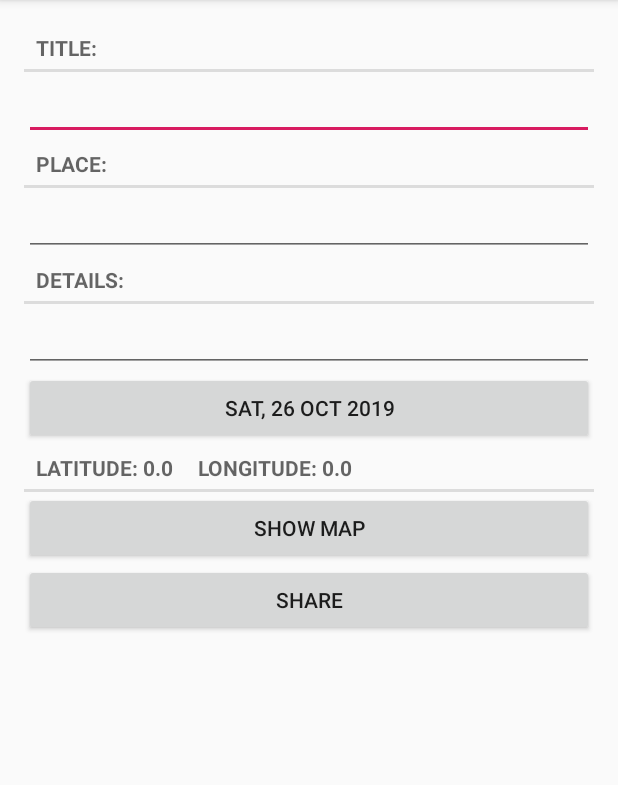
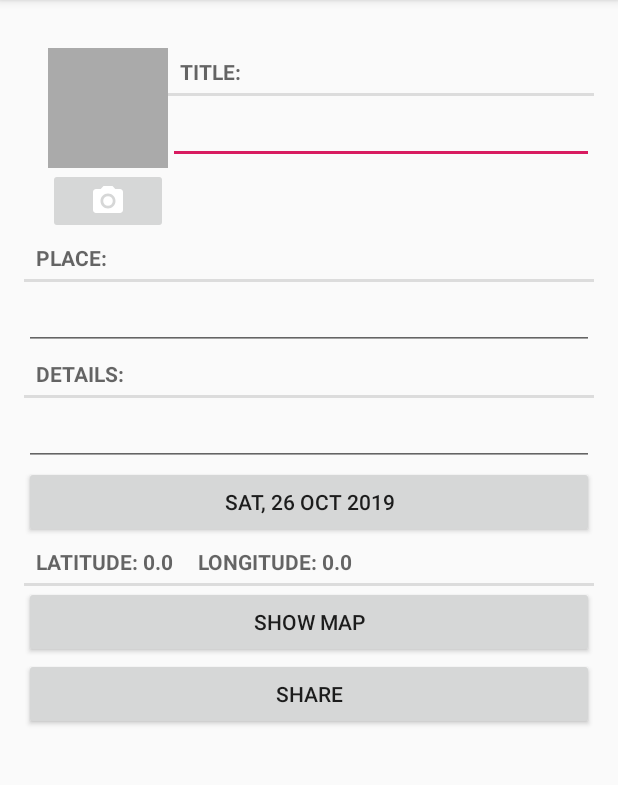
Before and after one commit to keanu1391/ICT311_Task2_MyCheckins_Keanu_Brown-Duthie, an Android app: the screen it shows after launch (CheckinActivity), after a tap on "New Checkin", on a phone screen of 412 x 824 dp, the part 84-869 px from its top. Run offline under Robolectric (Android 15) with nearby library versions, the phone set to English and light mode, and no system bars.

Commit message:
Camera Implemented

```diff
--- a/MyCheckins/app/src/main/java/com/keanu1094859/mycheckins/Checkin.java
+++ b/MyCheckins/app/src/main/java/com/keanu1094859/mycheckins/Checkin.java
@@ -12,7 +12,6 @@ public class Checkin {
     private String mPlace;
     private String mDetails;
     private Date mDate;
-    private Uri mImage;
     private Double mLongitude;
     private Double mLatitude;
 
@@ -93,4 +92,8 @@ public class Checkin {
 
         return dateString;
     }
+
+    public String getPhotoFilename() {
+        return "IMG_" + getId().toString() + ".jpg";
+    }
 }
--- a/MyCheckins/app/src/main/java/com/keanu1094859/mycheckins/CheckinFragment.java
+++ b/MyCheckins/app/src/main/java/com/keanu1094859/mycheckins/CheckinFragment.java
@@ -1,24 +1,31 @@
 package com.keanu1094859.mycheckins;
 
 import android.Manifest;
-import android.app.Activity;
 import android.content.Intent;
 import android.content.pm.PackageManager;
+import android.content.pm.ResolveInfo;
+import android.graphics.Bitmap;
+import android.net.Uri;
 import android.os.Bundle;
+import android.provider.MediaStore;
 import android.text.Editable;
 import android.text.TextWatcher;
-import android.util.Log;
 import android.view.LayoutInflater;
 import android.view.View;
 import android.view.ViewGroup;
 import android.widget.Button;
 import android.widget.EditText;
+import android.widget.ImageButton;
+import android.widget.ImageView;
 import android.widget.TextView;
 
+import androidx.core.content.FileProvider;
 import androidx.fragment.app.Fragment;
 import androidx.fragment.app.FragmentManager;
 
+import java.io.File;
 import java.util.Date;
+import java.util.List;
 import java.util.UUID;
 
 import static androidx.core.content.ContextCompat.checkSelfPermission;
@@ -29,14 +36,18 @@ public class CheckinFragment extends Fragment {
     private static final String DIALOG_DATE = "DialogDate";
 
     private static final int REQUEST_DATE = 0;
+    private static final int REQUEST_PHOTO = 1;
 
     private Checkin mCheckin;
+    private File mPhotoFile;
     private EditText mTitleField;
     private EditText mPlaceField;
     private EditText mDetailsField;
     private TextView mLocationView;
     private Button mDateButton;
     private Button mShareButton;
+    private ImageButton mPhotoButton;
+    private ImageView mPhotoView;
 
     public static CheckinFragment newInstance(UUID checkinId) {
         Bundle args = new Bundle();
@@ -52,6 +63,7 @@ public class CheckinFragment extends Fragment {
         super.onCreate(savedInstanceState);
         UUID checkinId = (UUID) getArguments().getSerializable(ARG_CHECKIN_ID);
         mCheckin = MyCheckins.get(getActivity()).getCheckin(checkinId);
+        mPhotoFile = MyCheckins.get(getActivity()).getPhotoFile(mCheckin);
     }
 
     @Override
@@ -161,6 +173,38 @@ public class CheckinFragment extends Fragment {
             }
         });
 
+        PackageManager packageManager = getActivity().getPackageManager();
+
+        mPhotoButton = v.findViewById(R.id.checkin_camera);
+        final Intent captureImage = new Intent(MediaStore.ACTION_IMAGE_CAPTURE);
+
+        boolean canTakePhoto = mPhotoFile != null &&
+                captureImage.resolveActivity(packageManager) != null;
+        mPhotoButton.setEnabled(canTakePhoto);
+
+        mPhotoButton.setOnClickListener(new View.OnClickListener() {
+            @Override
+            public void onClick(View v) {
+                Uri uri = FileProvider.getUriForFile(getActivity(),
+                        "com.keanu1094859.mycheckins.fileprovider",
+                        mPhotoFile);
+                captureImage.putExtra(MediaStore.EXTRA_OUTPUT, uri);
+
+                List<ResolveInfo> cameraActivities = getActivity()
+                        .getPackageManager().queryIntentActivities(captureImage,
+                                PackageManager.MATCH_DEFAULT_ONLY);
+
+                for (ResolveInfo activity : cameraActivities) {
+                    getActivity().grantUriPermission(activity.activityInfo.packageName,
+                            uri, Intent.FLAG_GRANT_WRITE_URI_PERMISSION);
+                }
+
+                startActivityForResult(captureImage, REQUEST_PHOTO);
+            }
+        });
+        mPhotoView = v.findViewById(R.id.checkin_photo);
+        updatePhotoView();
+
         return v;
     }
 
@@ -171,6 +215,15 @@ public class CheckinFragment extends Fragment {
                     .getSerializableExtra(DatePickerFragment.EXTRA_DATE);
             mCheckin.setDate(date);
             updateDate();
+        } else if (requestCode == REQUEST_PHOTO) {
+            Uri uri = FileProvider.getUriForFile(getActivity(),
+                    "com.keanu1094859.mycheckina.fileprovider",
+                    mPhotoFile);
+
+            getActivity().revokeUriPermission(uri,
+                    Intent.FLAG_GRANT_WRITE_URI_PERMISSION);
+
+            updatePhotoView();
         }
     }
 
@@ -190,4 +243,14 @@ public class CheckinFragment extends Fragment {
 
         return summary;
     }
+
+    private void updatePhotoView() {
+        if (mPhotoFile == null || !mPhotoFile.exists()) {
+            mPhotoView.setImageDrawable(null);
+        } else {
+            Bitmap bitmap = PictureUtils.getScaledBitmap(
+                    mPhotoFile.getPath(), getActivity());
+            mPhotoView.setImageBitmap(bitmap);
+        }
+    }
 }
--- a/MyCheckins/app/src/main/java/com/keanu1094859/mycheckins/MyCheckins.java
+++ b/MyCheckins/app/src/main/java/com/keanu1094859/mycheckins/MyCheckins.java
@@ -9,6 +9,7 @@ import com.keanu1094859.database.CheckinBaseHelper;
 import com.keanu1094859.database.CheckinCursorWrapper;
 import com.keanu1094859.database.CheckinDbSchema.CheckinTable;
 
+import java.io.File;
 import java.util.ArrayList;
 import java.util.List;
 import java.util.UUID;
@@ -74,6 +75,11 @@ public class MyCheckins {
         }
     }
 
+    public File getPhotoFile(Checkin checkin) {
+        File filesDir = mContext.getFilesDir();
+        return new File(filesDir, checkin.getPhotoFilename());
+    }
+
     public void updateCheckin(Checkin checkin) {
         String uuidString = checkin.getId().toString();
         ContentValues values = getContentValues(checkin);
--- /dev/null
+++ b/MyCheckins/app/src/main/res/drawable-anydpi/ic_menu_camera.xml
@@ -0,0 +1,13 @@
+<vector xmlns:android="http://schemas.android.com/apk/res/android"
+    android:width="24dp"
+    android:height="24dp"
+    android:viewportWidth="24"
+    android:viewportHeight="24"
+    android:tint="#FFFFFF">
+    <path
+        android:fillColor="#FF000000"
+        android:pathData="M12,12m-3.2,0a3.2,3.2 0,1 1,6.4 0a3.2,3.2 0,1 1,-6.4 0"/>
+    <path
+        android:fillColor="#FF000000"
+        android:pathData="M9,2L7.17,4L4,4c-1.1,0 -2,0.9 -2,2v12c0,1.1 0.9,2 2,2h16c1.1,0 2,-0.9 2,-2L22,6c0,-1.1 -0.9,-2 -2,-2h-3.17L15,2L9,2zM12,17c-2.76,0 -5,-2.24 -5,-5s2.24,-5 5,-5 5,2.24 5,5 -2.24,5 -5,5z"/>
+</vector>
--- a/MyCheckins/app/src/main/res/layout/fragment_checkin.xml
+++ b/MyCheckins/app/src/main/res/layout/fragment_checkin.xml
@@ -4,6 +4,40 @@
     android:layout_height="match_parent"
     android:layout_margin="16dp"
     android:orientation="vertical">
+
+    <LinearLayout
+        android:orientation="horizontal"
+        android:layout_width="match_parent"
+        android:layout_height="wrap_content"
+        android:layout_marginLeft="16dp"
+        android:layout_marginTop="16dp">
+
+        <LinearLayout
+            android:orientation="vertical"
+            android:layout_width="wrap_content"
+            android:layout_height="wrap_content">
+
+            <ImageView
+                android:id="@+id/checkin_photo"
+                android:layout_width="80dp"
+                android:layout_height="80dp"
+                android:scaleType="center"
+                android:cropToPadding="true"
+                android:background="@android:color/darker_gray" />
+
+            <ImageButton
+                android:id="@+id/checkin_camera"
+                android:layout_width="match_parent"
+                android:layout_height="wrap_content"
+                android:src="@drawable/ic_menu_camera" />
+
+        </LinearLayout>
+
+        <LinearLayout
+            android:orientation="vertical"
+            android:layout_width="0dp"
+            android:layout_height="wrap_content"
+            android:layout_weight="1">
 
             <TextView
                 style="?android:listSeparatorTextViewStyle"
@@ -16,6 +50,10 @@
                 android:layout_width="match_parent"
                 android:layout_height="wrap_content"
                 android:text="@string/checkin_title_hint" />
+
+        </LinearLayout>
+
+    </LinearLayout>
 
     <TextView
         style="?android:listSeparatorTextViewStyle"
--- a/MyCheckins/app/src/main/res/values/strings.xml
+++ b/MyCheckins/app/src/main/res/values/strings.xml
@@ -7,7 +7,6 @@
     <string name="checkin_details_label">Details:</string>
     <string name="checkin_location_label">Location</string>
     <string name="checkin_show_map_btn_label">Show Map</string>
-    <string name="checkin_take_pic_btn_label">Take Pic</string>
     <string name="share_checkin">Share</string>
     <string name="new_checkin">New Checkin</string>
     <string name="help_checkin">Help</string>
--- /dev/null
+++ b/MyCheckins/app/src/main/res/xml/files.xml
@@ -0,0 +1,6 @@
+<?xml version="1.0" encoding="utf-8"?>
+<paths>
+    <files-path
+        name="checkin_photos"
+        path="." />
+</paths>
```
Also changed, not shown: MyCheckins/app/src/main/AndroidManifest.xml (+12 -0 lines), MyCheckins/app/src/main/java/com/keanu1094859/mycheckins/PictureUtils.java (added, +41 -0 lines), MyCheckins/app/src/main/res/drawable-hdpi/ic_menu_camera.png (added), MyCheckins/app/src/main/res/drawable-mdpi/ic_menu_camera.png (added), MyCheckins/app/src/main/res/drawable-xhdpi/ic_menu_camera.png (added), MyCheckins/app/src/main/res/drawable-xxhdpi/ic_menu_camera.png (added). Lines whose indentation alone changed are shown as unchanged.
